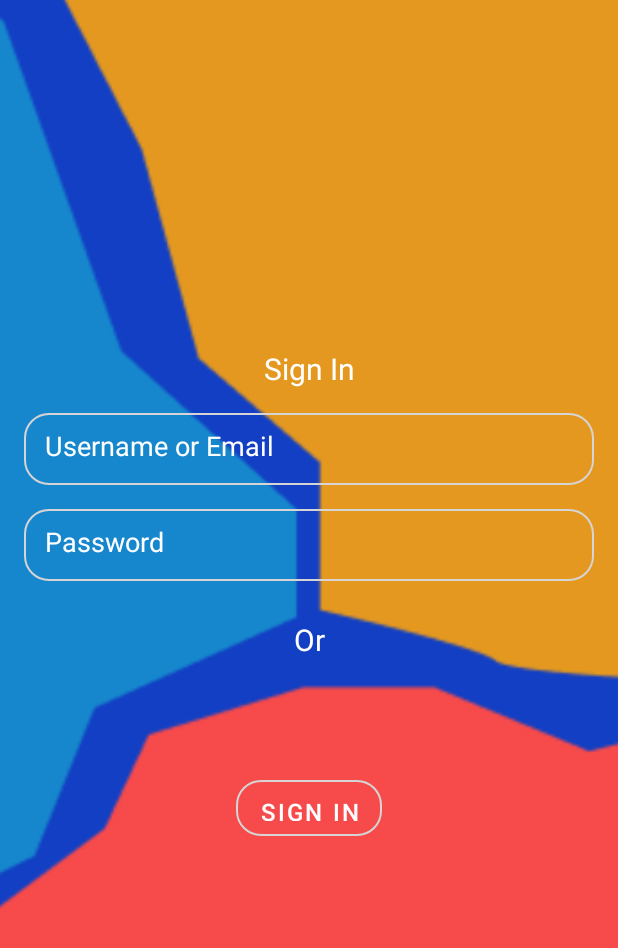
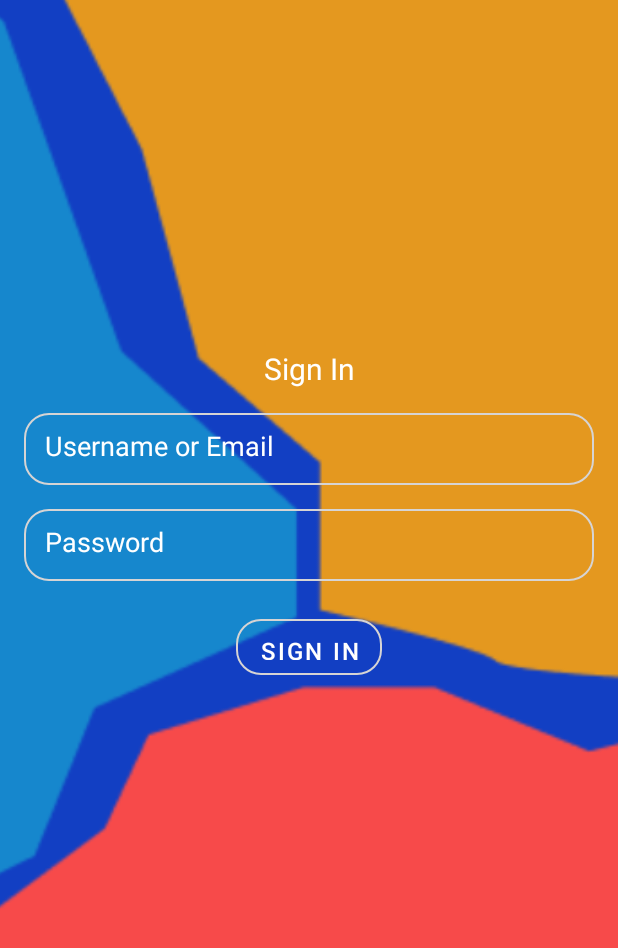
Before and after one commit to hvuitsme/BanzaShoesStore, an Android app: the LoginActivity screen opened directly, with no data from a screen before it, on a phone screen of 412 x 824 dp. Shown: the top 948 px of the screen. Run offline under Robolectric (Android 15) with nearby library versions, the phone set to English and light mode, and no system bars.

Commit message:
Fix signin layout

```diff
--- a/admin_app/src/main/res/layout/activity_login.xml
+++ b/admin_app/src/main/res/layout/activity_login.xml
@@ -55,29 +55,18 @@
         android:background="@drawable/bg_edtext"
         app:layout_constraintTop_toBottomOf="@id/username"/>
 
-    <TextView
-        android:id="@+id/or"
-        style="@style/WelcomeText"
-        android:layout_width="wrap_content"
-        android:layout_height="wrap_content"
-        android:layout_marginTop="@dimen/size_x6"
-        android:text="Or"
-        app:layout_constraintEnd_toEndOf="parent"
-        app:layout_constraintStart_toStartOf="parent"
-        app:layout_constraintTop_toBottomOf="@id/password" />
-
     <Button
         android:id="@+id/Signin"
         style="@style/BtnStyle"
         android:layout_width="wrap_content"
         android:layout_height="37dp"
-        android:layout_marginTop="@dimen/size_x10"
+        android:layout_marginTop="@dimen/size_x6"
         android:background="@drawable/bg_btn"
         android:text="@string/sign_in"
         android:textColor="@color/white"
         app:layout_constraintEnd_toEndOf="parent"
         app:layout_constraintStart_toStartOf="parent"
-        app:layout_constraintTop_toBottomOf="@id/or" />
+        app:layout_constraintTop_toBottomOf="@id/password" />
 
     <View
         android:id="@+id/dark_overlay"
```
